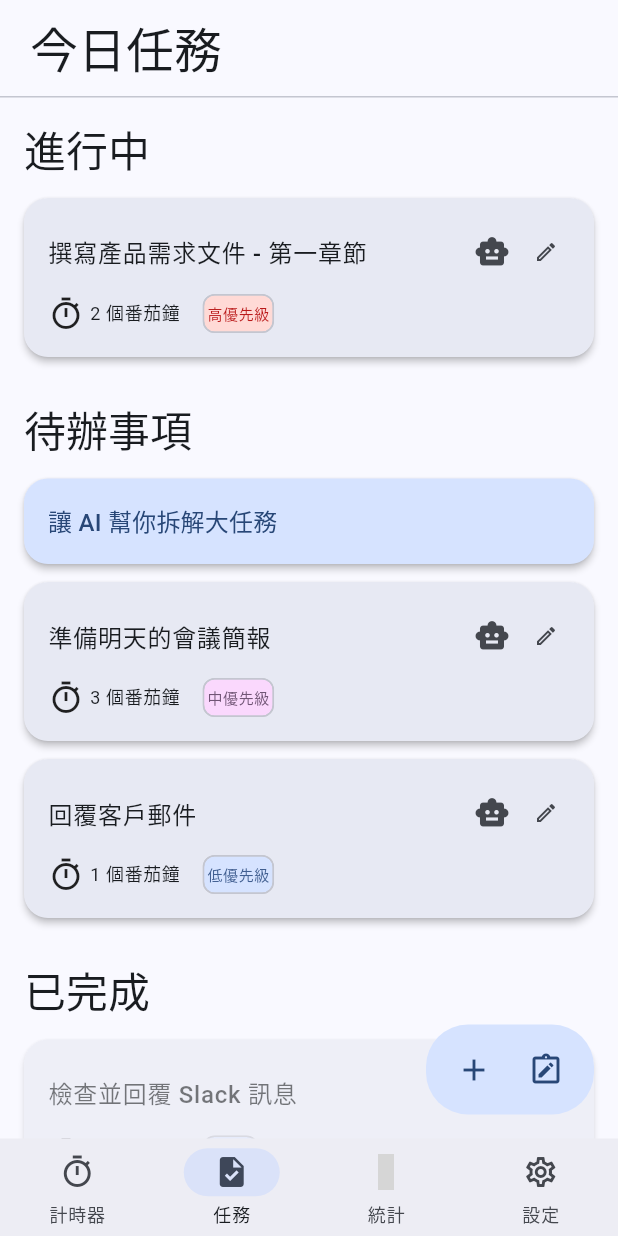
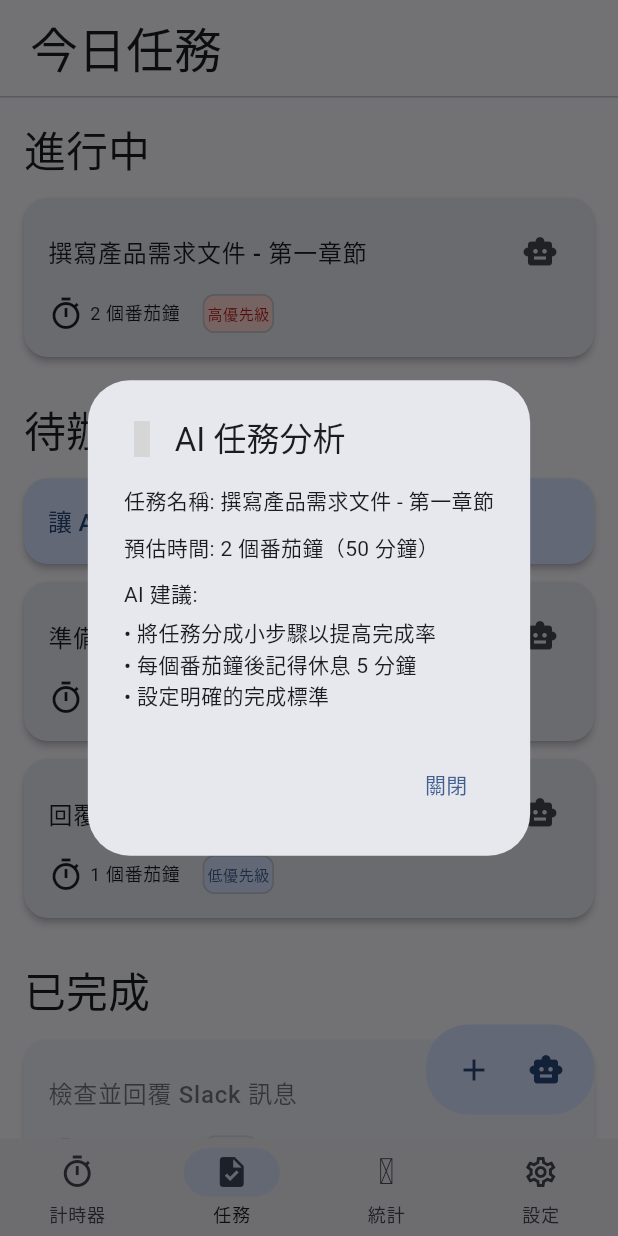
Before and after one commit to TreantProtectorGo/focus, a Flutter app: the TasksScreen screen opened by its route, after a tap on the "smart toy" icon, on a phone screen of 412 x 824 dp. Run offline on Flutter 3.47's test engine with Material 3 defaults, Android fonts, the phone set to English and light mode, and no system bars; drawn by our look-alikes of dynamic_color; our stand-ins replace flutter_riverpod, go_router, material_symbols_icons, shared_preferences; accounts and stored records are empty; statements that could not run were skipped; grey boxes are pictures that could not be loaded.

Commit message:
task fix

```diff
--- a/lib/screens/tasks_screen.dart
+++ b/lib/screens/tasks_screen.dart
@@ -43,6 +43,7 @@ class TasksScreen extends StatelessWidget {
                       pomodoroCount: 2,
                       priority: 'high',
                       theme: theme,
+                      context: context,
                     ),
 
                     const SizedBox(height: 30),
@@ -61,6 +62,7 @@ class TasksScreen extends StatelessWidget {
                       pomodoroCount: 3,
                       priority: 'medium',
                       theme: theme,
+                      context: context,
                     ),
 
                     const SizedBox(height: 12),
@@ -70,6 +72,7 @@ class TasksScreen extends StatelessWidget {
                       pomodoroCount: 1,
                       priority: 'low',
                       theme: theme,
+                      context: context,
                     ),
 
                     const SizedBox(height: 30),
@@ -85,6 +88,7 @@ class TasksScreen extends StatelessWidget {
                         pomodoroCount: 1,
                         priority: 'completed',
                         theme: theme,
+                        context: context,
                       ),
                     ),
 
@@ -123,7 +127,7 @@ class TasksScreen extends StatelessWidget {
               heroTag: "aiButton",
               elevation: 0,
               shape: const CircleBorder(),
-              child: const Icon(Icons.note_alt_outlined),
+              child: const Icon(Icons.smart_toy),
             ),
           ],
         ),
@@ -149,6 +153,7 @@ class TasksScreen extends StatelessWidget {
     required int pomodoroCount,
     required String priority,
     required ThemeData theme,
+    required BuildContext context,
   }) {
     Color priorityColor;
     Color priorityBackgroundColor;
@@ -188,6 +193,11 @@ class TasksScreen extends StatelessWidget {
       shape: RoundedRectangleBorder(
         borderRadius: BorderRadius.circular(16),
       ),
+      child: InkWell(
+        onTap: () {
+          // TODO: 编辑任务
+        },
+        borderRadius: BorderRadius.circular(16),
         child: Padding(
           padding: const EdgeInsets.all(16),
           child: Column(
@@ -203,33 +213,49 @@ class TasksScreen extends StatelessWidget {
                       ),
                     ),
                   ),
-                Row(
-                  children: [
                   IconButton(
                     onPressed: () {
-                        // TODO: AI 拆解
+                      // 顯示任務詳情的AI分析
+                      showDialog(
+                        context: context,
+                        builder: (context) => AlertDialog(
+                          title: Row(
+                            children: [
+                              Icon(Icons.for_you, color: theme.colorScheme.primary),
+                              const SizedBox(width: 10),
+                              Text('AI 任務分析', style: theme.textTheme.titleLarge),
+                            ],
+                          ),
+                          content: Column(
+                            mainAxisSize: MainAxisSize.min,
+                            crossAxisAlignment: CrossAxisAlignment.start,
+                            children: [
+                              Text('任務名稱: $title'),
+                              const SizedBox(height: 10),
+                              Text('預估時間: $pomodoroCount 個番茄鐘（${pomodoroCount * 25} 分鐘）'),
+                              const SizedBox(height: 10),
+                              Text('AI 建議:'),
+                              const SizedBox(height: 5),
+                              Text('• 將任務分成小步驟以提高完成率'),
+                              Text('• 每個番茄鐘後記得休息 5 分鐘'),
+                              Text('• 設定明確的完成標準'),
+                            ],
+                          ),
+                          actions: [
+                            TextButton(
+                              onPressed: () => Navigator.pop(context),
+                              child: Text('關閉'),
+                            ),
+                          ],
+                        ),
+                      );
                     },
+                    tooltip: 'AI 任務分析',
                     icon: const Icon(Icons.smart_toy),
                     style: IconButton.styleFrom(
                       minimumSize: const Size(32, 32),
                       tapTargetSize: MaterialTapTargetSize.shrinkWrap,
                     ),
-                    ),
-                    IconButton(
-                      onPressed: () {
-                        // TODO: 编辑任务
-                      },
-                      icon: Icon(
-                        Icons.edit_outlined,
-                        size: 16,
-                        color: theme.colorScheme.onSurfaceVariant,
-                      ),
-                      style: IconButton.styleFrom(
-                        minimumSize: const Size(32, 32),
-                        tapTargetSize: MaterialTapTargetSize.shrinkWrap,
-                      ),
-                    ),
-                  ],
                   ),
                 ],
               ),
@@ -266,7 +292,7 @@ class TasksScreen extends StatelessWidget {
             ),
           ],
         ),
-      ),
+      ),),
     );
   }
 
```
Lines whose indentation alone changed are shown as unchanged.
